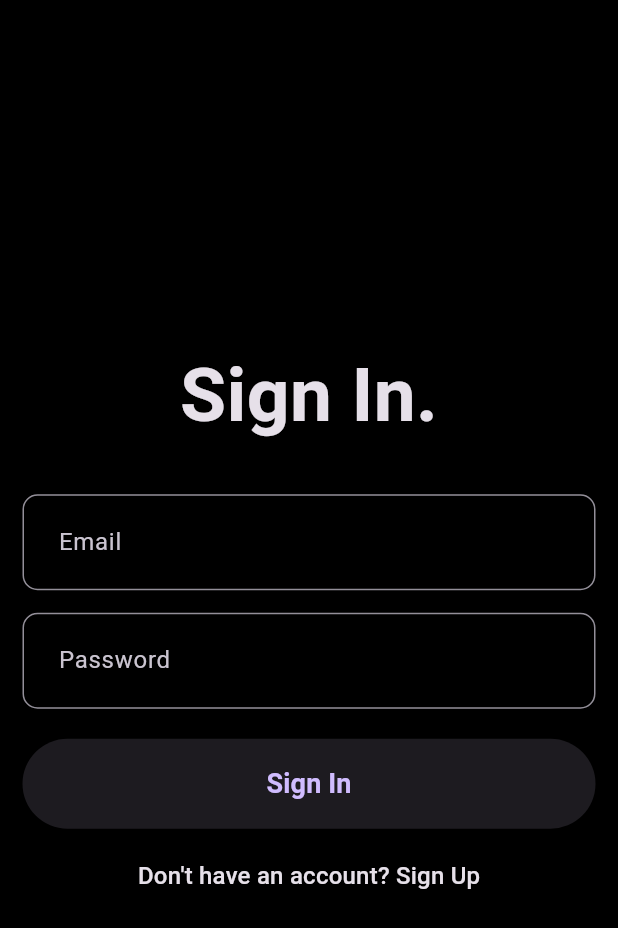
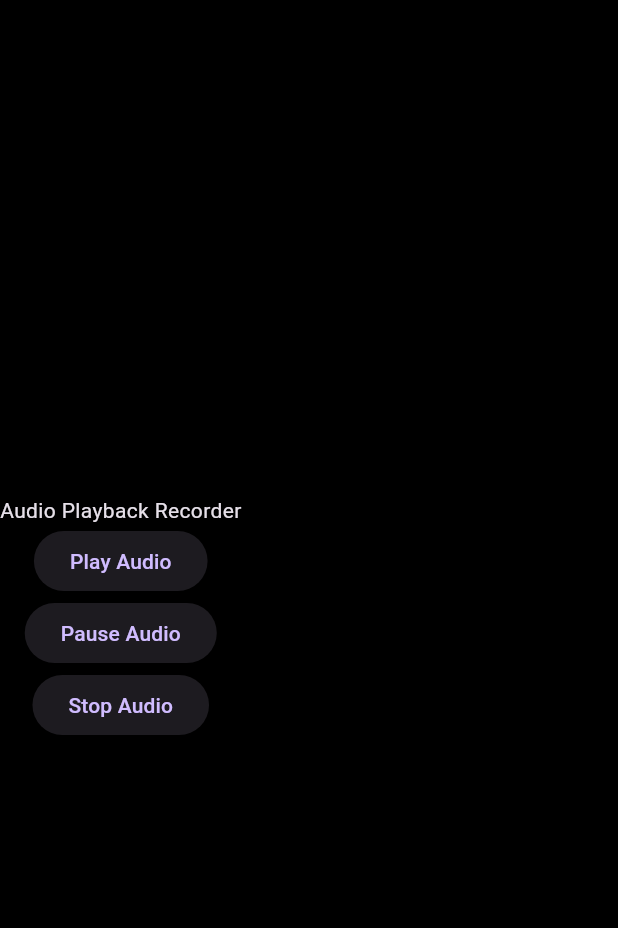
Before and after one commit to dumaloo/initial_setup, a Flutter app: the screen it shows after launch, after a tap on "Sign In", on a phone screen of 412 x 824 dp. Shown: the top 928 px of the screen. Run offline on Flutter 3.47's test engine with Material 3 defaults, Android fonts, the phone set to English and light mode, and no system bars; our stand-ins replace assets_audio_player, equatable, flutter_bloc, get_it, logger.

Commit message:
Add audio playback recording screen and audio bloc

```diff
--- /dev/null
+++ b/lib/features/audio/bloc/audio_bloc.dart
@@ -0,0 +1,48 @@
+import 'package:assets_audio_player/assets_audio_player.dart';
+import 'package:equatable/equatable.dart';
+import 'package:flutter_bloc/flutter_bloc.dart';
+import 'package:logger/logger.dart';
+
+part 'audio_event.dart';
+part 'audio_state.dart';
+
+class AudioBloc extends Bloc<AudioEvent, AudioState> {
+  final AssetsAudioPlayer audioPlayer = AssetsAudioPlayer();
+
+  AudioBloc() : super(AudioInitialState()) {
+    on<PlayAudioEvent>((event, emit) async {
+      try {
+        audioPlayer.open(
+          Audio.network(
+              'https://www.soundhelix.com/examples/mp3/SoundHelix-Song-1.mp3'),
+        );
+        audioPlayer.play();
+
+        emit(AudioPlayingState());
+        Logger().i('Audio playing');
+      } catch (e) {
+        emit(AudioErrorState(message: e.toString()));
+        Logger().e('Failed to play audio: $e');
+      }
+    });
+
+    on<PauseAudioEvent>((event, emit) async {
+      audioPlayer.pause();
+      emit(AudioPausedState());
+      Logger().i('Audio paused');
+    });
+
+    on<StopAudioEvent>((event, emit) async {
+      audioPlayer.stop();
+      emit(AudioStoppedState());
+      Logger().i('Audio stopped');
+    });
+
+    @override
+    Future<void> close() {
+      audioPlayer
+          .dispose(); // Dispose of the audio player when the bloc is closed
+      return super.close();
+    }
+  }
+}
--- /dev/null
+++ b/lib/features/audio/bloc/audio_event.dart
@@ -0,0 +1,12 @@
+part of 'audio_bloc.dart';
+
+sealed class AudioEvent extends Equatable {
+  @override
+  List<Object> get props => [];
+}
+
+class PlayAudioEvent extends AudioEvent {}
+
+class PauseAudioEvent extends AudioEvent {}
+
+class StopAudioEvent extends AudioEvent {}
--- /dev/null
+++ b/lib/features/audio/bloc/audio_state.dart
@@ -0,0 +1,23 @@
+part of 'audio_bloc.dart';
+
+sealed class AudioState extends Equatable {
+  @override
+  List<Object> get props => [];
+}
+
+class AudioInitialState extends AudioState {}
+
+class AudioPlayingState extends AudioState {}
+
+class AudioPausedState extends AudioState {}
+
+class AudioStoppedState extends AudioState {}
+
+class AudioErrorState extends AudioState {
+  final String message;
+
+  AudioErrorState({required this.message});
+
+  @override
+  List<Object> get props => [message];
+}
--- /dev/null
+++ b/lib/features/audio/screens/audio_playback_recording_screen.dart
@@ -0,0 +1,45 @@
+import 'package:flutter/material.dart';
+import 'package:flutter_bloc/flutter_bloc.dart';
+import 'package:initial_setup/features/audio/bloc/audio_bloc.dart';
+
+class AudioPlaybackRecorderScreen extends StatefulWidget {
+  const AudioPlaybackRecorderScreen({super.key});
+
+  @override
+  State<AudioPlaybackRecorderScreen> createState() =>
+      _AudioPlaybackRecorderScreenState();
+}
+
+class _AudioPlaybackRecorderScreenState
+    extends State<AudioPlaybackRecorderScreen> {
+  @override
+  Widget build(BuildContext context) {
+    return Scaffold(
+      body: Column(
+        mainAxisAlignment: MainAxisAlignment.center,
+        crossAxisAlignment: CrossAxisAlignment.center,
+        children: [
+          const Text('Audio Playback Recorder'),
+          ElevatedButton(
+            onPressed: () {
+              BlocProvider.of<AudioBloc>(context).add(PlayAudioEvent());
+            },
+            child: const Text('Play Audio'),
+          ),
+          ElevatedButton(
+            onPressed: () {
+              BlocProvider.of<AudioBloc>(context).add(PauseAudioEvent());
+            },
+            child: const Text('Pause Audio'),
+          ),
+          ElevatedButton(
+            onPressed: () {
+              BlocProvider.of<AudioBloc>(context).add(StopAudioEvent());
+            },
+            child: const Text('Stop Audio'),
+          ),
+        ],
+      ),
+    );
+  }
+}
--- a/lib/features/auth/screens/login_screen.dart
+++ b/lib/features/auth/screens/login_screen.dart
@@ -1,5 +1,6 @@
 import 'package:flutter/material.dart';
 import 'package:flutter_bloc/flutter_bloc.dart';
+import 'package:initial_setup/features/audio/screens/audio_playback_recording_screen.dart';
 import 'package:initial_setup/features/auth/widgets/auth_button.dart';
 import 'package:initial_setup/features/auth/widgets/auth_text_field.dart';
 import 'package:initial_setup/features/auth/bloc/auth_bloc.dart';
@@ -59,6 +60,12 @@ class _LoginScreenState extends State<LoginScreen> {
                         password: passwordController.text,
                       ),
                     );
+                Navigator.push(
+                  context,
+                  MaterialPageRoute(
+                    builder: (context) => const AudioPlaybackRecorderScreen(),
+                  ),
+                );
               },
             ),
             const SizedBox(height: 20),
--- a/lib/main.dart
+++ b/lib/main.dart
@@ -1,6 +1,7 @@
 import 'package:flutter/material.dart';
 import 'package:flutter_bloc/flutter_bloc.dart';
 import 'package:initial_setup/core/themes/schemes/dark_theme.dart';
+import 'package:initial_setup/features/audio/bloc/audio_bloc.dart';
 import 'package:initial_setup/features/auth/bloc/auth_bloc.dart';
 import 'package:initial_setup/features/auth/screens/login_screen.dart';
 import 'package:initial_setup/initializer.dart';
@@ -12,6 +13,7 @@ void main() {
       BlocProvider(
         create: (_) => Initializer().serviceLocator<AuthBloc>(),
       ),
+      BlocProvider(create: (_) => AudioBloc()),
     ],
     child: const MyApp(),
   ));
--- a/pubspec.yaml
+++ b/pubspec.yaml
@@ -9,6 +9,7 @@ environment:
   sdk: ">=3.3.1 <4.0.0"
 
 dependencies:
+  assets_audio_player: ^3.1.1
   cupertino_icons: ^1.0.6
   equatable: ^2.0.5
   flutter:
```
Also changed, not shown: lib/features/audio/audio_record_bloc/audio_record_bloc.dart (added, +36 -0 lines), lib/features/audio/audio_record_bloc/audio_record_event.dart (added, +33 -0 lines), lib/features/audio/audio_record_bloc/audio_record_state.dart (added, +30 -0 lines), lib/features/audio/domain/audio_repository.dart (added, +36 -0 lines), pubspec.lock, 1 other file.
